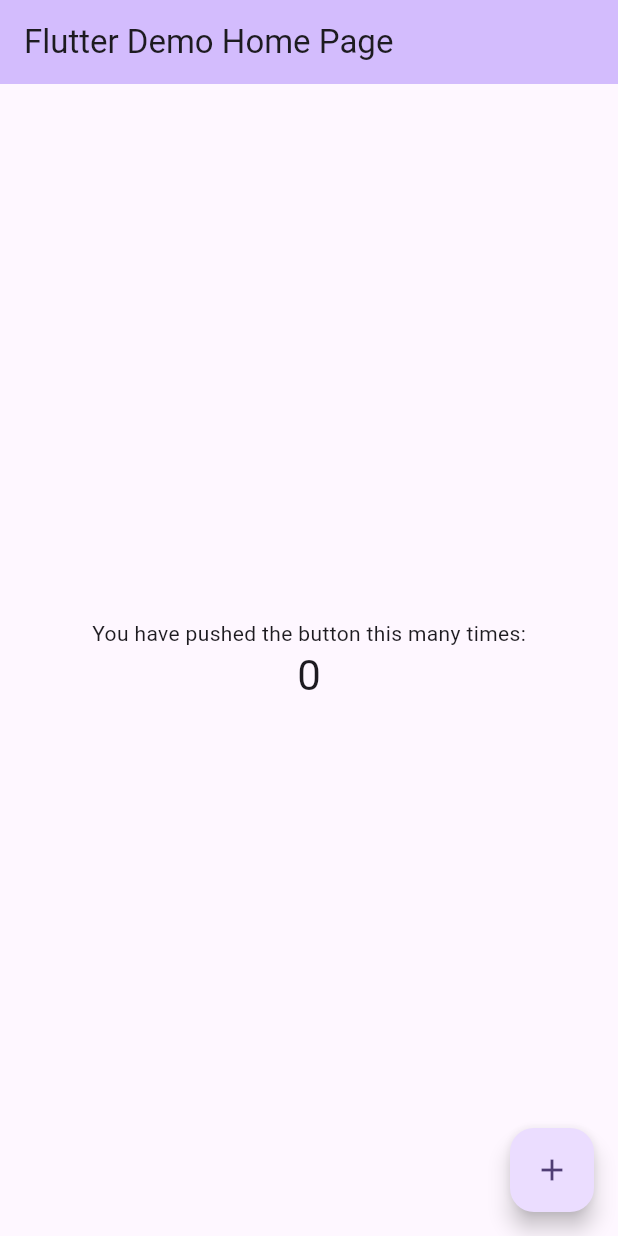
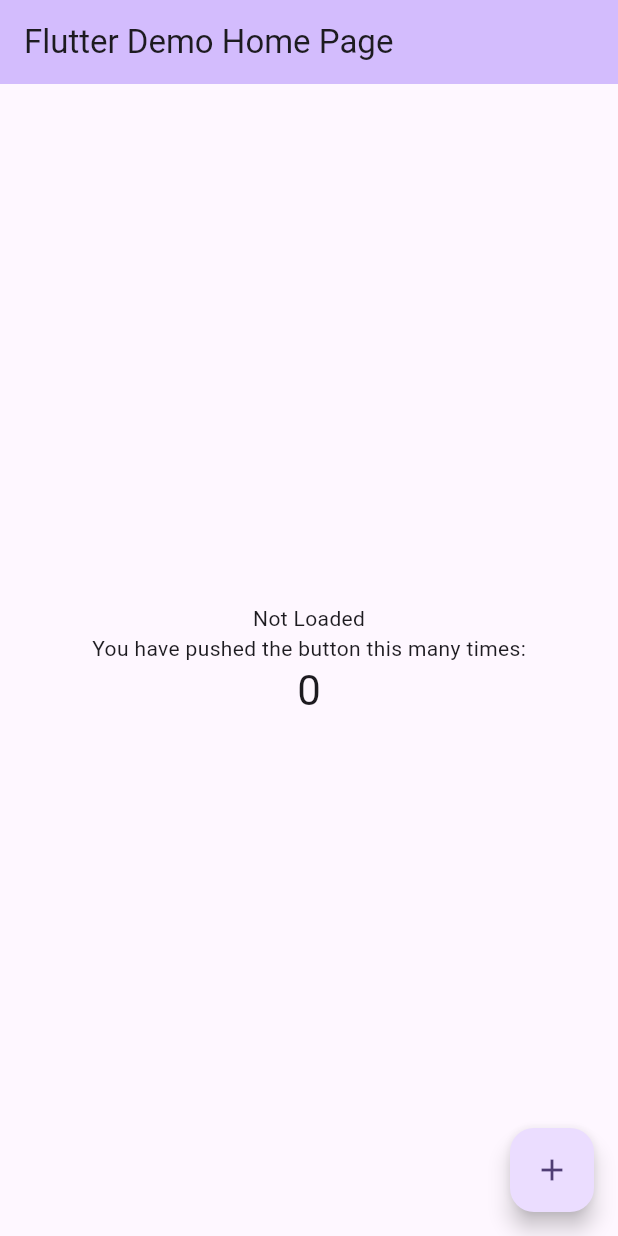
Before and after one commit to tayyyab/github_test, a Flutter app: the screen it shows after launch, on a phone screen of 412 x 824 dp. Run offline on Flutter 3.47's test engine with Material 2 defaults, Android fonts, the phone set to English and light mode, and no system bars.

Commit message:
Check loading

```diff
--- a/lib/main.dart
+++ b/lib/main.dart
@@ -1,4 +1,7 @@
+import 'dart:convert';
+
 import 'package:flutter/material.dart';
+import 'package:flutter/services.dart';
 
 void main() {
   runApp(const MyApp());
@@ -30,7 +33,21 @@ class MyHomePage extends StatefulWidget {
 }
 
 class _MyHomePageState extends State<MyHomePage> {
+  @override
+  void initState() async {
+    await load();
+    super.initState();
+  }
+
   int _counter = 0;
+  String? apiUrl;
+
+  load() async {
+    WidgetsFlutterBinding.ensureInitialized();
+    final configString = await rootBundle.loadString('lib/config.json');
+    final config = json.decode(configString) as Map<String, dynamic>;
+    apiUrl = config['apiUrl'] as String;
+  }
 
   void _incrementCounter() {
     setState(() {
@@ -49,6 +66,9 @@ class _MyHomePageState extends State<MyHomePage> {
         child: Column(
           mainAxisAlignment: MainAxisAlignment.center,
           children: <Widget>[
+            Text(
+              apiUrl ?? ' Not Loaded ',
+            ),
             const Text(
               'You have pushed the button this many times:',
             ),
```
Also changed, not shown: 1 other file.
